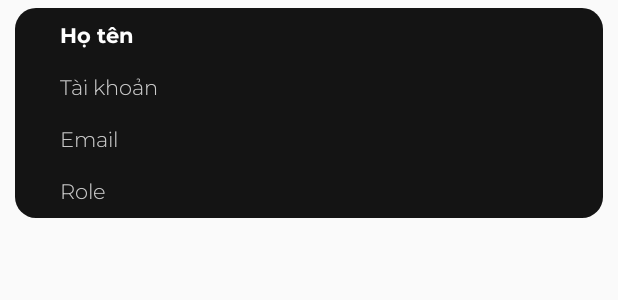
After one commit to chanhdangcom/mobile-developer, an Android app: the layout item_taikhoan.xml on its own in the app's theme, with its tools: preview values and no code run, on a phone screen of 412 x 824 dp. The commit adds this screen. Shown: the top 300 px of the screen. Run offline under Robolectric (Android 15) with nearby library versions, the light colour scheme and no system bars.

```diff
--- a/app/src/main/java/com/ngdat/mymusic/Activity/SplashScreenActivity.java
+++ b/app/src/main/java/com/ngdat/mymusic/Activity/SplashScreenActivity.java
@@ -17,7 +17,7 @@ public class SplashScreenActivity extends AppCompatActivity {
         new Handler().postDelayed(new Runnable() {
             @Override
             public void run() {
-                Intent intent = new Intent(SplashScreenActivity.this, MainActivity.class);
+                Intent intent = new Intent(SplashScreenActivity.this, LoginActivity.class);
                 startActivity(intent);
             }
         }, 2000);
--- /dev/null
+++ b/app/src/main/res/layout/item_taikhoan.xml
@@ -0,0 +1,77 @@
+<?xml version="1.0" encoding="utf-8"?>
+<androidx.constraintlayout.widget.ConstraintLayout xmlns:android="http://schemas.android.com/apk/res/android"
+    android:layout_width="match_parent"
+    android:layout_height="150dp"
+    xmlns:app="http://schemas.android.com/apk/res-auto"
+    android:elevation="10dp">
+
+    <RelativeLayout
+        android:id="@+id/user_panel"
+        android:layout_width="match_parent"
+        android:layout_height="140dp"
+        app:layout_constraintStart_toStartOf="parent"
+        app:layout_constraintEnd_toEndOf="parent"
+        app:layout_constraintTop_toTopOf="parent"
+        android:layout_marginTop="5dp"
+        android:layout_marginHorizontal="10dp"
+        android:background="@drawable/song_item_bg_round"
+        android:paddingLeft="14dp">
+
+        <androidx.constraintlayout.widget.ConstraintLayout
+            android:layout_width="match_parent"
+            android:layout_height="match_parent"
+            android:layout_centerVertical="true"
+            android:layout_marginStart="8dp">
+
+            <TextView
+                android:id="@+id/tvhoten"
+                android:layout_width="0dp"
+                android:layout_height="wrap_content"
+                app:layout_constraintTop_toTopOf="parent"
+                app:layout_constraintStart_toStartOf="parent"
+                app:layout_constraintEnd_toEndOf="parent"
+                android:text="Họ tên"
+                android:textColor="@color/white"
+                android:fontFamily="@font/montserrat_bold"
+                android:singleLine="true"
+                android:padding="8dp" />
+
+            <TextView
+                android:id="@+id/tvtaikhoan"
+                android:layout_width="0dp"
+                android:layout_height="wrap_content"
+                app:layout_constraintTop_toBottomOf="@id/tvhoten"
+                app:layout_constraintStart_toStartOf="parent"
+                app:layout_constraintEnd_toEndOf="parent"
+                android:text="Tài khoản"
+                android:textColor="#CCCCCC"
+                android:fontFamily="@font/montserrat_light"
+                android:padding="8dp" />
+
+            <TextView
+                android:id="@+id/tvemail"
+                android:layout_width="0dp"
+                android:layout_height="wrap_content"
+                app:layout_constraintTop_toBottomOf="@id/tvtaikhoan"
+                app:layout_constraintStart_toStartOf="parent"
+                app:layout_constraintEnd_toEndOf="parent"
+                android:text="Email"
+                android:textColor="#CCCCCC"
+                android:fontFamily="@font/montserrat_light"
+                android:padding="8dp" />
+            <TextView
+                android:id="@+id/tvrole"
+                android:layout_width="0dp"
+                android:layout_height="wrap_content"
+                app:layout_constraintTop_toBottomOf="@id/tvemail"
+                app:layout_constraintStart_toStartOf="parent"
+                app:layout_constraintEnd_toEndOf="parent"
+                android:text="Role"
+                android:textColor="#CCCCCC"
+                android:fontFamily="@font/montserrat_light"
+                android:padding="8dp" />
+
+
+        </androidx.constraintlayout.widget.ConstraintLayout>
+    </RelativeLayout>
+</androidx.constraintlayout.widget.ConstraintLayout>
```
Also changed, not shown: app/src/main/java/com/ngdat/mymusic/Activity/AdminActivity.java (+33 -0 lines), app/src/main/java/com/ngdat/mymusic/Activity/LoginActivity.java (+30 -30 lines), app/src/main/java/com/ngdat/mymusic/Activity/MainActivity.java (+7 -18 lines), app/src/main/java/com/ngdat/mymusic/Activity/SignupActivity.java (+17 -14 lines), app/src/main/java/com/ngdat/mymusic/Adapter/UserAdapter.java (added, +58 -0 lines), app/src/main/java/com/ngdat/mymusic/Model/User.java (added, +68 -0 lines), app/src/main/res/layout/activity_admin.xml (+27 -3 lines).
